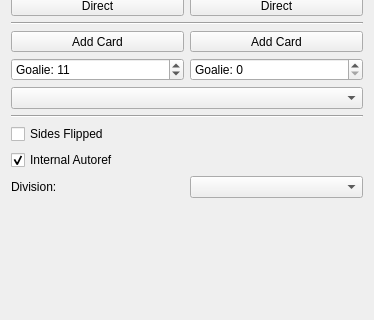
The window that src/ra/refereewidget.ui (robotics-erlangen/framework) describes before a commit, drawn with Qt 5; both pictures show x 0 to 374 and y 133 to 453 of the 374 by 566 pixel window.
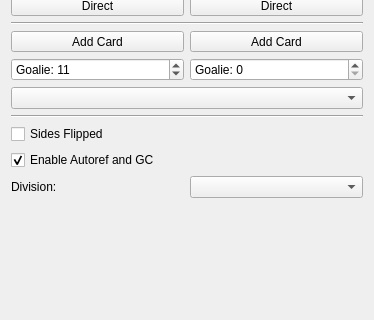
The same window after the commit. Custom widgets are drawn as their Qt base class.

Commit message: amun: sslgamecontroller: only use the GC when it is enabled in the UI

Patch:
```diff
--- a/src/ra/refereewidget.ui
+++ b/src/ra/refereewidget.ui
@@ -345,7 +345,7 @@
      <item>
       <widget class="QCheckBox" name="useInternalAutoref">
        <property name="text">
-        <string>Internal Autoref</string>
+        <string>Enable Autoref and GC</string>
        </property>
        <property name="checked">
         <bool>true</bool>
```
The commit also changes 7 other files.
